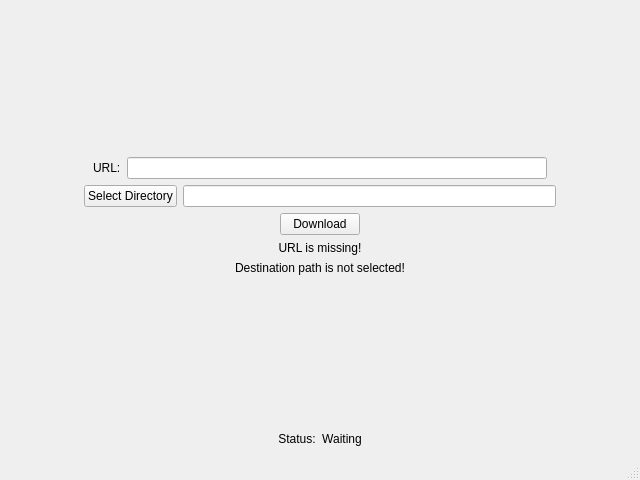
Before: the Qt Designer form maingui.ui in Bundes197/yt-dlp-gui, drawn with Qt 5.
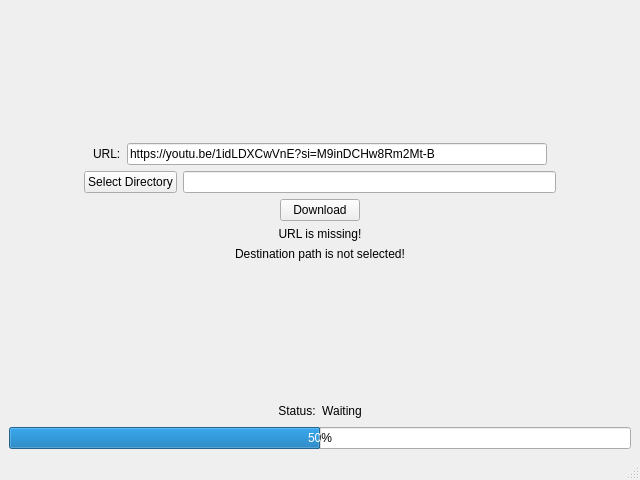
After: the same form once the commit is applied.

Commit message: feat: logic for progress bar, need fix

What changed in the file:
```diff
--- a/maingui.ui
+++ b/maingui.ui
@@ -54,7 +54,11 @@
        </widget>
       </item>
       <item>
-       <widget class="QLineEdit" name="urlInput"/>
+       <widget class="QLineEdit" name="urlInput">
+        <property name="text">
+         <string>https://youtu.be/1idLDXCwVnE?si=M9inDCHw8Rm2Mt-B</string>
+        </property>
+       </widget>
       </item>
       <item>
        <spacer name="horizontalSpacer_2">
@@ -244,6 +248,16 @@
       </item>
      </layout>
     </item>
+    <item>
+     <widget class="QProgressBar" name="progressBar">
+      <property name="value">
+       <number>50</number>
+      </property>
+      <property name="invertedAppearance">
+       <bool>false</bool>
+      </property>
+     </widget>
+    </item>
    </layout>
   </widget>
   <widget class="QMenuBar" name="menubar">
```
The commit also changes 2 other files.
